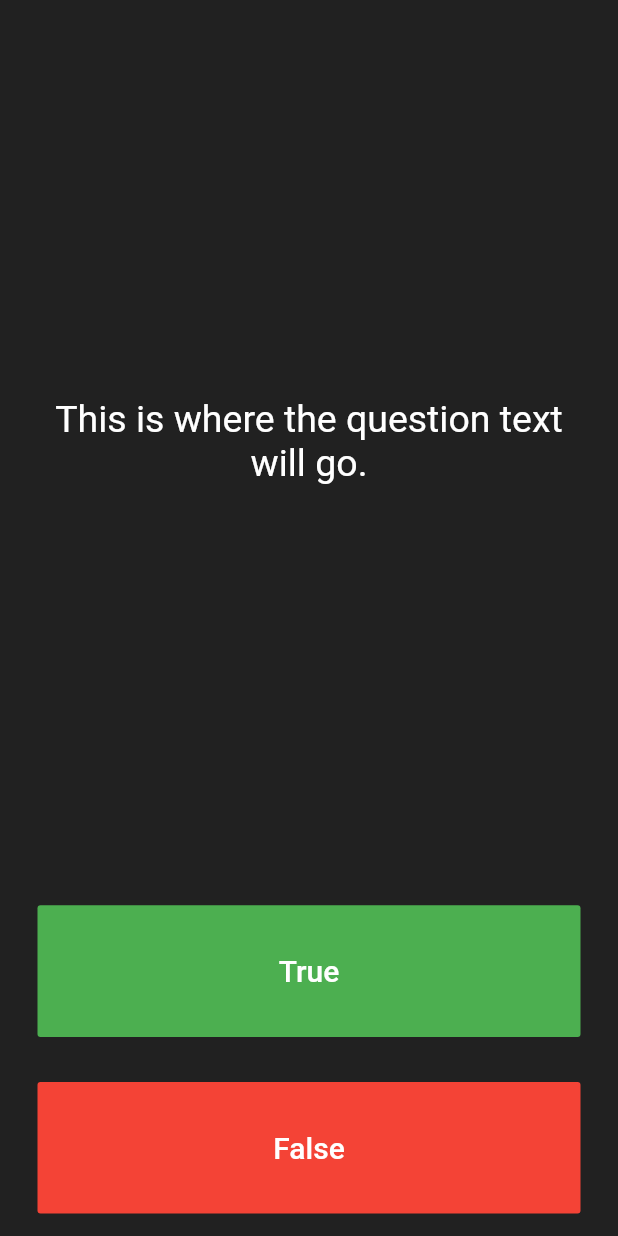
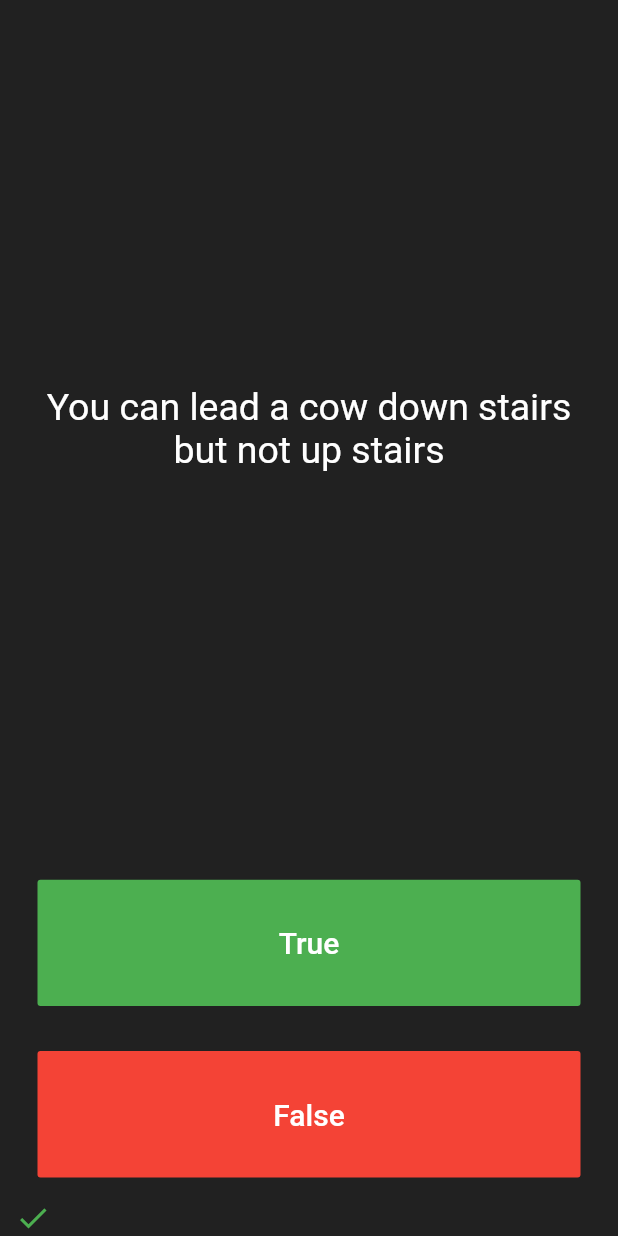
Before and after one commit to MustafaAR1/quiz_app, a Flutter app: the screen it shows after launch, after a tap on "True", on a phone screen of 412 x 824 dp. Run offline on Flutter 3.47's test engine with Material 2 defaults, Android fonts, the phone set to English and light mode, and no system bars.

Commit message:
checking user answers

```diff
--- a/lib/main.dart
+++ b/lib/main.dart
@@ -25,6 +25,16 @@ class QuizPage extends StatefulWidget {
 }
 
 class _QuizPageState extends State<QuizPage> {
+  List<Icon> scoreKeeper = [];
+  List<String> questions = [
+    'You can lead a cow down stairs but not up stairs',
+    'Approximately one quarter of human bones are in the feet.',
+    'A slug\'s blood is green.',
+  ];
+  List<bool> answers = [false, true, true];
+
+  int questionNo = 0;
+
   @override
   Widget build(BuildContext context) {
     return Column(
@@ -37,7 +47,7 @@ class _QuizPageState extends State<QuizPage> {
             padding: EdgeInsets.all(10.0),
             child: Center(
               child: Text(
-                'This is where the question text will go.',
+                questions[questionNo],
                 textAlign: TextAlign.center,
                 style: TextStyle(
                   fontSize: 25.0,
@@ -61,6 +71,26 @@ class _QuizPageState extends State<QuizPage> {
                 ),
               ),
               onPressed: () {
+                bool correctAnswer = answers[questionNo];
+                setState(() {
+                  scoreKeeper.add(Icon(
+                    Icons.check,
+                    color: Colors.green,
+                  ));
+                  if (correctAnswer == true) {
+                    print("user got it right");
+                    questionNo++;
+                  } else {
+                    print("wrong answer");
+                  }
+
+                  // if (questionNo <= questions.length) {
+                  //   questionNo++;
+                  //   if (questionNo == questions.length - 1) {
+                  //     questionNo = 0;
+                  //   }
+                  // }
+                });
                 //The user picked true.
               },
             ),
@@ -79,12 +109,30 @@ class _QuizPageState extends State<QuizPage> {
                 ),
               ),
               onPressed: () {
+                bool correctAnswer = answers[questionNo];
+                setState(() {
+                  if (correctAnswer == false) {
+                    print("user got it right");
+                    questionNo++;
+                  } else {
+                    print("wrong answer");
+                  }
+
+                  scoreKeeper.add(Icon(
+                    Icons.close,
+                    color: Colors.red,
+                  ));
+                });
                 //The user picked false.
               },
             ),
           ),
         ),
         //TODO: Add a Row here as your score keeper
+
+        Row(
+            //mainAxisAlignment: MainAxisAlignment.center,
+            children: scoreKeeper),
       ],
     );
   }
```
